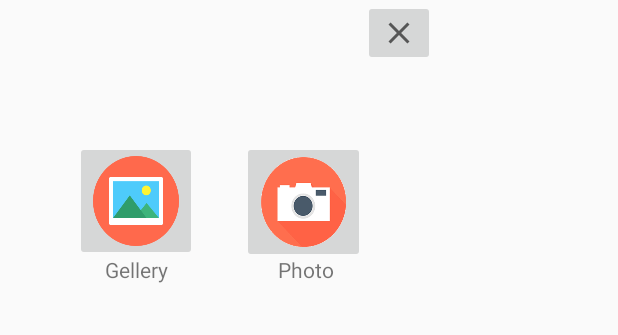
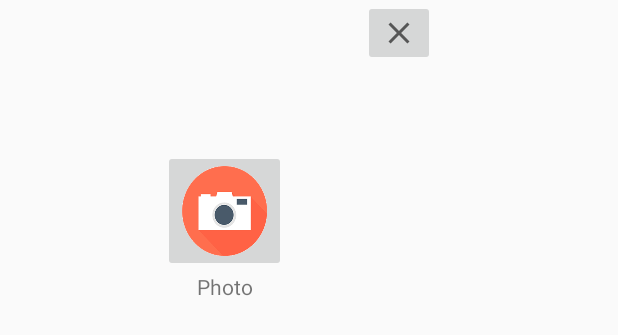
Before and after one commit to KimMyeongSeop/PlantCommunity, an Android app: the layout register_pic.xml on its own in the app's theme, with its tools: preview values and no code run, on a phone screen of 412 x 824 dp. Shown: the top 335 px of the screen. Run offline under Robolectric (Android 15) with nearby library versions, the phone set to English and light mode, and no system bars.

Commit message:
UI 1차 완성

```diff
--- a/app/src/main/java/org/androidtown/myapplication/Myplant.java
+++ b/app/src/main/java/org/androidtown/myapplication/Myplant.java
@@ -57,8 +57,6 @@ public class Myplant extends AppCompatActivity{
                 (this, android.R.layout.simple_spinner_dropdown_item,str);
         menu_spinner.setAdapter(adapter);
 
-
-
         menu_spinner.setOnItemSelectedListener(new AdapterView.OnItemSelectedListener(){
             @Override
             public void onItemSelected(AdapterView<?> parent, View view,
--- a/app/src/main/java/org/androidtown/myapplication/Setting_Plant.java
+++ b/app/src/main/java/org/androidtown/myapplication/Setting_Plant.java
@@ -13,6 +13,7 @@ import android.widget.EditText;
 import android.widget.ImageButton;
 import android.widget.Spinner;
 import android.widget.TextView;
+import android.widget.Toast;
 
 /**
  * Created by MS on 2017-01-29.
@@ -130,6 +131,7 @@ public class Setting_Plant extends AppCompatActivity {
                 break;
             case R.id.button13:
 
+                Toast.makeText(getApplicationContext(),"저장되엇습니다",Toast.LENGTH_SHORT).show();
                 finish();
                 break;
         }
--- a/app/src/main/res/layout/register_pic.xml
+++ b/app/src/main/res/layout/register_pic.xml
@@ -23,40 +23,7 @@
         android:id="@+id/tableRow2"
         android:layout_marginLeft="30dp">
 
-        <ImageButton
-            android:layout_width="81dp"
-            android:layout_height="80dp"
-            android:id="@+id/imageButton7"
-            android:src="@drawable/gellery1"
-            android:adjustViewBounds="true"
-            android:scaleType="fitXY"
-            android:layout_alignParentBottom="true"
-            android:layout_alignParentStart="true"
-            android:layout_marginBottom="30dp"
-            android:layout_marginLeft="20dp" />
-
-        <ImageButton
-            android:layout_width="82dp"
-            android:layout_height="81dp"
-            android:id="@+id/imageButton8"
-            android:src="@drawable/photo"
-            android:scaleType="fitXY"
-            android:adjustViewBounds="true"
-            android:layout_alignParentBottom="true"
-            android:layout_alignParentEnd="true"
-            android:layout_marginLeft="30dp" />
     </TableRow>
-
-    <TextView
-        android:layout_width="wrap_content"
-        android:layout_height="wrap_content"
-        android:textAppearance="?android:attr/textAppearanceSmall"
-        android:text="Gellery"
-        android:id="@+id/textView9"
-        android:layout_alignParentTop="true"
-        android:layout_alignParentStart="true"
-        android:layout_marginTop="170dp"
-        android:layout_marginLeft="70dp" />
 
     <TextView
         android:layout_width="wrap_content"
@@ -64,17 +31,24 @@
         android:textAppearance="?android:attr/textAppearanceSmall"
         android:text="Photo"
         android:id="@+id/textView10"
-        android:layout_alignParentTop="true"
-        android:layout_centerHorizontal="true"
-        android:layout_marginTop="170dp"
-        android:layout_alignParentStart="true"
-        android:layout_marginLeft="185dp" />
+        android:layout_below="@+id/imageButton8"
+        android:layout_centerHorizontal="true" />
 
     <ImageView
-        android:layout_width="200dp"
-        android:layout_height="300dp"
+        android:layout_width="100dp"
+        android:layout_height="100dp"
         android:id="@+id/imageView7"
         android:layout_alignParentTop="true"
         android:layout_centerHorizontal="true" />
 
+    <ImageButton
+        android:layout_width="82dp"
+        android:layout_height="81dp"
+        android:id="@+id/imageButton8"
+        android:src="@drawable/photo"
+        android:scaleType="fitXY"
+        android:adjustViewBounds="true"
+        android:layout_below="@+id/imageView7"
+        android:layout_centerHorizontal="true" />
+
 </RelativeLayout>
```
Also changed, not shown: app/src/main/java/org/androidtown/myapplication/Register_pic.java (+23 -12 lines), app/src/main/java/org/androidtown/myapplication/Setting_info.java (+34 -0 lines), app/src/main/java/org/androidtown/myapplication/Signupinfo.java (+9 -3 lines).
